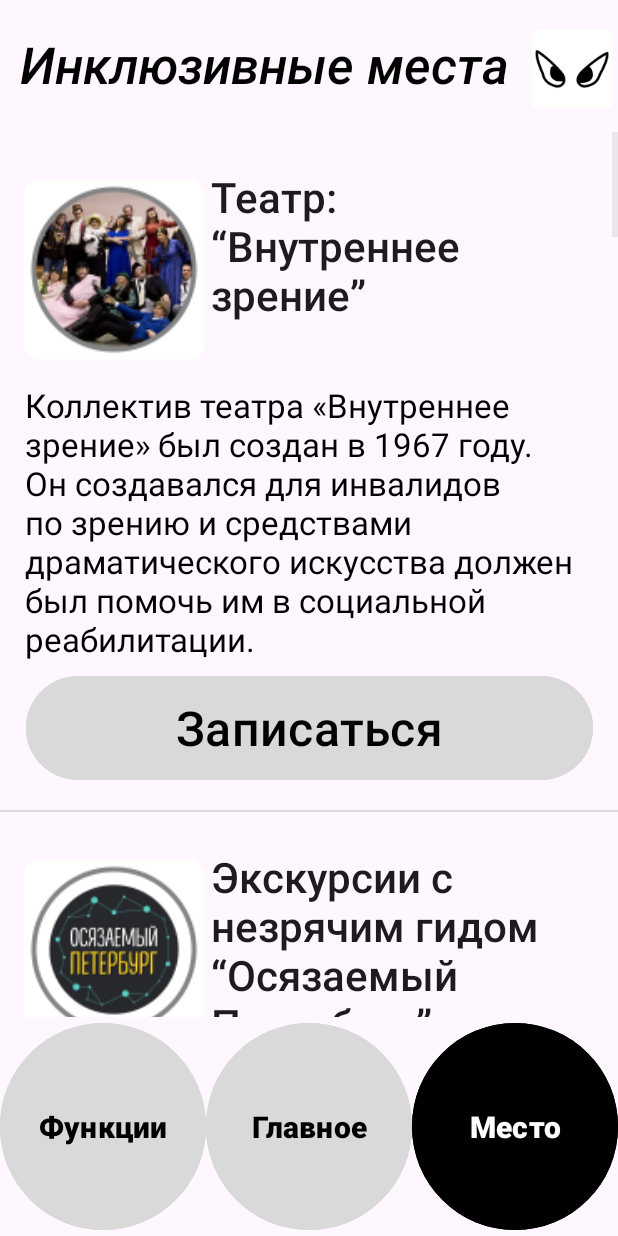
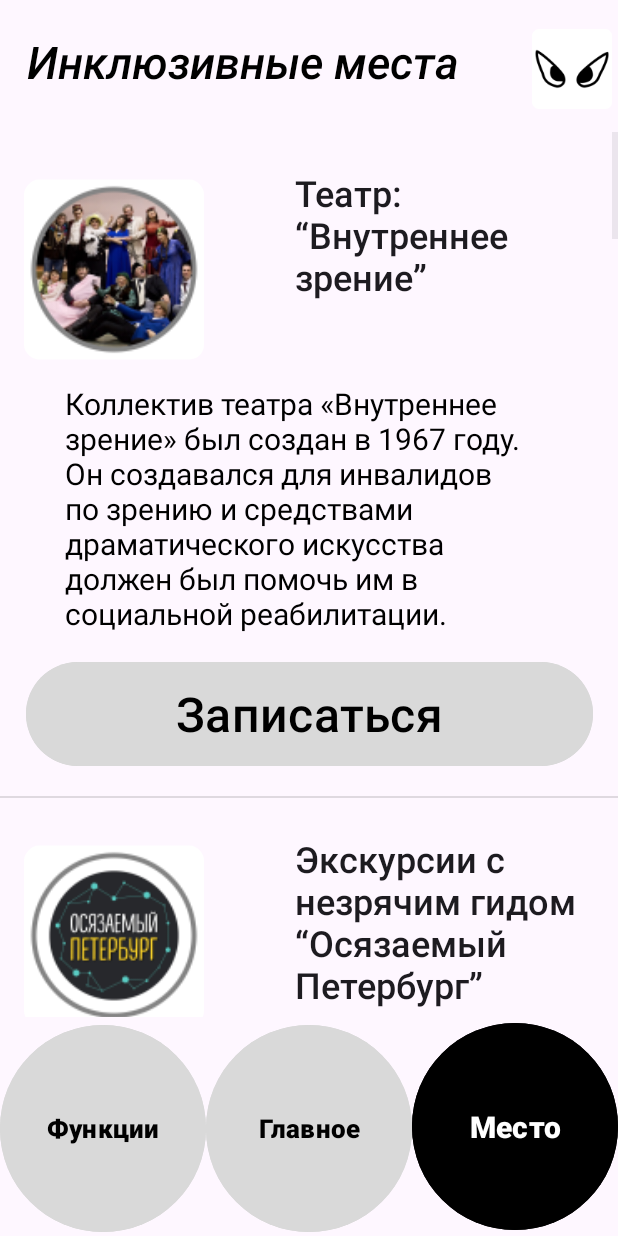
Before and after one commit to fghakadfg/tochka_opori, an Android app: the PlaceActivity screen opened directly, with no data from a screen before it, on a phone screen of 412 x 824 dp. Run offline under Robolectric (Android 15) with nearby library versions, the phone set to English and light mode, and no system bars; Roboto replaces fonts that are not available here.

Commit message:
эта хуйня типа должна ахуенно работать на самсунгах

```diff
--- a/app/src/main/res/layout/activity_main.xml
+++ b/app/src/main/res/layout/activity_main.xml
@@ -52,7 +52,7 @@
         android:fontFamily="cursive"
         android:text="Точка Опоры"
         android:textColor="#000000"
-        android:textSize="64sp"
+        android:textSize="56sp"
         android:textStyle="bold"
         app:layout_constraintBottom_toBottomOf="parent"
         app:layout_constraintEnd_toEndOf="parent"
@@ -77,7 +77,7 @@
             android:backgroundTint="#d9d9d9"
             android:textColor="#000000"
             android:text="Функции"
-            android:textSize="20sp"
+            android:textSize="17sp"
             android:textStyle="bold" />
 
         <Button
@@ -88,7 +88,7 @@
             android:backgroundTint="#000000"
             android:textColor="#FFFFFF"
             android:text="Главное"
-            android:textSize="20sp"
+            android:textSize="17sp"
             android:textStyle="bold"/>
 
         <Button
--- a/app/src/main/res/layout/activity_place.xml
+++ b/app/src/main/res/layout/activity_place.xml
@@ -51,7 +51,7 @@
             android:backgroundTint="#d9d9d9"
             android:textColor="#000000"
             android:text="Функции"
-            android:textSize="20sp"
+            android:textSize="17sp"
             android:textStyle="bold" />
 
         <Button
@@ -62,7 +62,7 @@
             android:backgroundTint="#d9d9d9"
             android:textColor="#000000"
             android:text="Главное"
-            android:textSize="20sp"
+            android:textSize="17sp"
             android:textStyle="bold" />
 
         <Button
@@ -84,11 +84,13 @@
         android:layout_height="48dp"
         android:text="Инклюзивные места"
         android:textColor="#000000"
-        android:textSize="34sp"
+        android:textSize="30sp"
         android:textStyle="bold|italic"
         app:layout_constraintBottom_toTopOf="@+id/placeContainer"
-        app:layout_constraintEnd_toStartOf="@+id/imageViewMicro"
+        app:layout_constraintEnd_toEndOf="parent"
+        app:layout_constraintHorizontal_bias="0.218"
         app:layout_constraintStart_toStartOf="parent"
-        app:layout_constraintTop_toTopOf="parent" />
+        app:layout_constraintTop_toTopOf="parent"
+        app:layout_constraintVertical_bias="0.525" />
 
 </androidx.constraintlayout.widget.ConstraintLayout>
--- a/app/src/main/res/layout/list_place.xml
+++ b/app/src/main/res/layout/list_place.xml
@@ -18,13 +18,13 @@
 
     <TextView
         android:id="@+id/name_place"
-        android:layout_width="255dp"
-        android:layout_height="135dp"
+        android:layout_width="199dp"
+        android:layout_height="134dp"
         android:layout_marginStart="8dp"
         android:layout_marginTop="8dp"
         android:text="Экскурсии с незрячим гидом “Осязаемый Петербург”"
         android:textAppearance="@style/TextAppearance.AppCompat.Light.SearchResult.Title"
-        android:textSize="28sp"
+        android:textSize="24sp"
         app:layout_constraintEnd_toEndOf="parent"
         app:layout_constraintHorizontal_bias="1.0"
         app:layout_constraintStart_toEndOf="@id/place_icon"
@@ -32,12 +32,12 @@
 
     <TextView
         android:id="@+id/about_place"
-        android:layout_width="379dp"
-        android:layout_height="187dp"
+        android:layout_width="326dp"
+        android:layout_height="178dp"
         android:layout_marginTop="8dp"
         android:text="Коллектив театра «Внутреннее зрение» был создан в 1967 году. Он создавался для инвалидов по зрению и средствами драматического искусства должен был помочь им в социальной реабилитации."
         android:textColor="#000000"
-        android:textSize="22sp"
+        android:textSize="20sp"
         app:layout_constraintEnd_toEndOf="parent"
         app:layout_constraintStart_toStartOf="parent"
         app:layout_constraintTop_toBottomOf="@+id/place_icon" />
```
Also changed, not shown: app/src/main/res/layout/activity_function.xml (+12 -8 lines).
